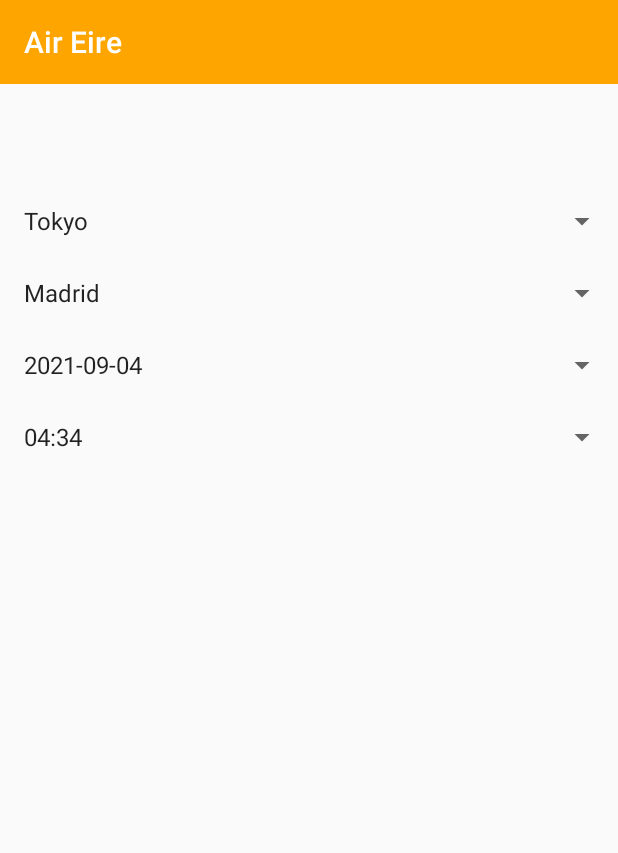
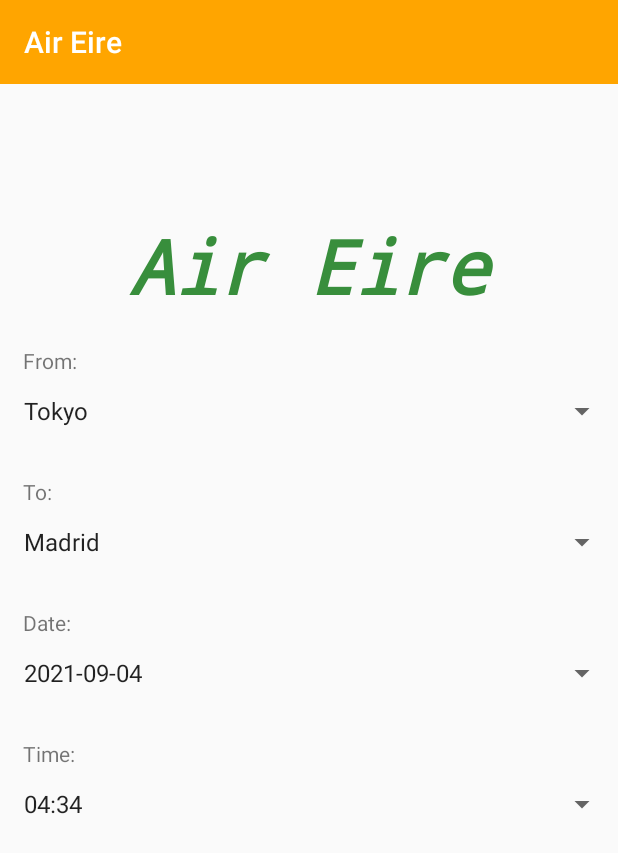
Before and after one commit to ConorH99/AndroidFlightBookingApp, an Android app: the BookTicketsFragment screen opened directly, with no data from a screen before it, on a phone screen of 412 x 824 dp. Shown: the top 853 px of the screen. Run offline under Robolectric (Android 15) with nearby library versions, the phone set to English and light mode, and no system bars; our stand-ins replace Room's generated code; 1 statement that could not run was skipped.

Commit message:
Added labels to the flight booking spinners and put the app name on the top of fragment_book_tickets.xml

```diff
--- a/app/src/main/res/layout/fragment_book_tickets.xml
+++ b/app/src/main/res/layout/fragment_book_tickets.xml
@@ -6,20 +6,60 @@
     android:orientation="vertical"
     tools:context=".BookTicketsFragment">
 
+    <TextView
+        android:id="@+id/app_name_view_login"
+        android:layout_width="match_parent"
+        android:layout_height="wrap_content"
+        android:textAppearance="@style/TextAppearance.AppCompat.Large"
+        android:textSize="50sp"
+        android:textColor="?attr/colorSecondary"
+        android:fontFamily="monospace"
+        android:textStyle="bold|italic"
+        android:text="@string/app_name"
+        android:gravity="center"
+        android:layout_marginTop="20dp"/>
+
+    <TextView
+        android:layout_width="match_parent"
+        android:layout_height="wrap_content"
+        android:text="@string/departure_spinner_label"
+        android:layout_marginTop="20dp"
+        android:layout_marginStart="15dp"/>
+
     <Spinner
         android:id="@+id/select_departure_spinner"
         android:layout_width="match_parent"
         android:layout_height="wrap_content"/>
+
+    <TextView
+        android:layout_width="match_parent"
+        android:layout_height="wrap_content"
+        android:text="@string/destination_spinner_label"
+        android:layout_marginTop="20dp"
+        android:layout_marginStart="15dp"/>
 
     <Spinner
         android:id="@+id/select_destination_spinner"
         android:layout_width="match_parent"
         android:layout_height="wrap_content"/>
 
+    <TextView
+        android:layout_width="match_parent"
+        android:layout_height="wrap_content"
+        android:text="@string/date_spinner_label"
+        android:layout_marginTop="20dp"
+        android:layout_marginStart="15dp"/>
     <Spinner
         android:id="@+id/select_outbound_date_spinner"
         android:layout_width="match_parent"
         android:layout_height="wrap_content"/>
+
+    <TextView
+        android:layout_width="match_parent"
+        android:layout_height="wrap_content"
+        android:text="@string/time_spinner_label"
+        android:layout_marginTop="20dp"
+        android:layout_marginStart="15dp"/>
 
     <Spinner
         android:id="@+id/select_outbound_time_spinner"
@@ -27,4 +67,6 @@
         android:layout_height="wrap_content"/>
 
 
+
+
 </LinearLayout>
--- a/app/src/main/res/values/strings.xml
+++ b/app/src/main/res/values/strings.xml
@@ -13,4 +13,8 @@
     <string name="email_in_use_text">Email already in use</string>
     <string name="account_doesnt_exist_text">Account doesn\'t exist</string>
     <string name="password_incorrect_text">Incorrect Password</string>
+    <string name="departure_spinner_label">From:</string>
+    <string name="destination_spinner_label">To:</string>
+    <string name="date_spinner_label">Date:</string>
+    <string name="time_spinner_label">Time:</string>
 </resources>
```
